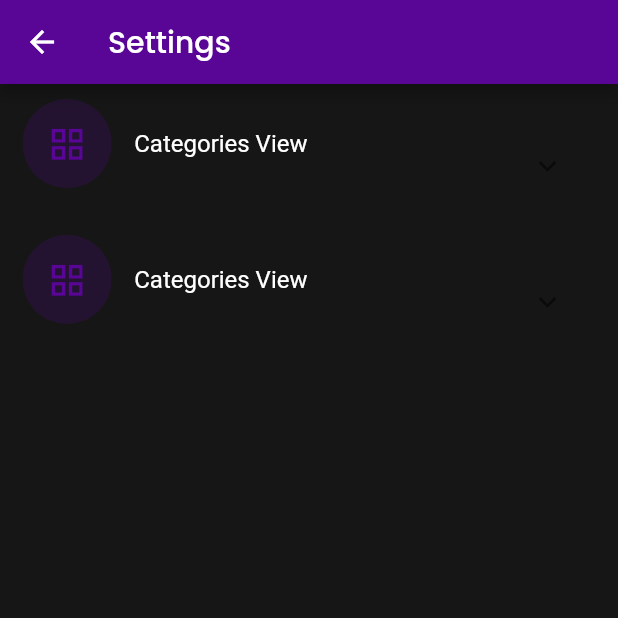
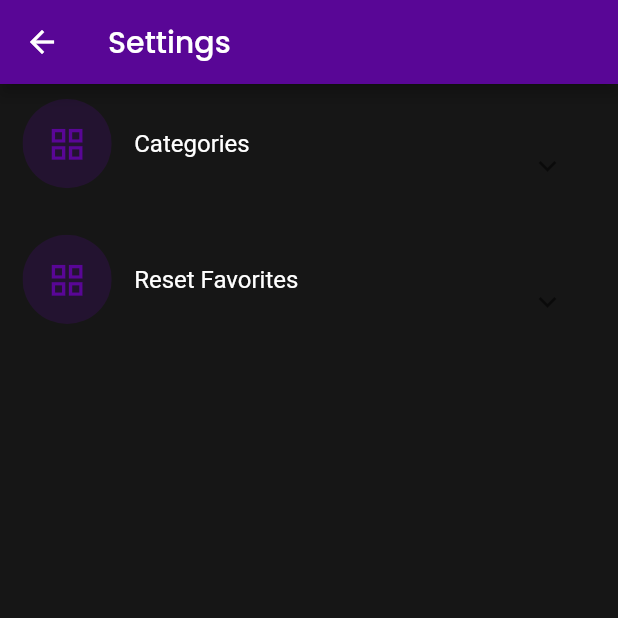
Before and after one commit to anasfik/public-apis-mobile-client, a Flutter app: the screen it shows after launch, after a tap on the "settings" icon, on a phone screen of 412 x 824 dp, the top half of it. Run offline on Flutter 3.47's test engine with Material 2 defaults, Android fonts, the light colour scheme and no system bars; our stand-ins replace auto_size_text, get, google_fonts, hive, hive_flutter; accounts and stored records are empty; network calls fail.

Commit message:
[ Add,  Refactor, Edit, ] added the reset bookmarks settings option, refactor some code, set condition for  the expantion tile  to expand

```diff
--- a/lib/app/modules/home/bindings/settings_binding.dart
+++ b/lib/app/modules/home/bindings/settings_binding.dart
@@ -2,6 +2,7 @@ import 'package:get/get.dart';
 
 import '../controllers/settings_controllers/settings_controller.dart';
 import '../controllers/settings_controllers/sub_settings/category_box__setting_controller.dart';
+import '../controllers/settings_controllers/sub_settings/reset_favorites_setting.dart';
 
 class SettingsBinding implements Bindings {
   @override
@@ -10,5 +11,8 @@ class SettingsBinding implements Bindings {
       SettingsController(),
     );
     Get.lazyPut<ToggleCategoriesController>(() => ToggleCategoriesController());
+    Get.lazyPut<ResetFavoritesController>(() => ResetFavoritesController(
+          context: Get.overlayContext,
+        ));
   }
 }
--- a/lib/app/modules/home/controllers/settings_controllers/settings_controller.dart
+++ b/lib/app/modules/home/controllers/settings_controllers/settings_controller.dart
@@ -1,23 +1,29 @@
 import 'package:flutter/material.dart';
 import 'package:get/get.dart';
 import 'package:public_apis_desktop_client/app/data/models/setting_option_model.dart';
+import 'package:public_apis_desktop_client/app/modules/home/views/widgets/nil.dart';
 
+import '../../../../utils/text_helper_methods.dart';
 import '../../views/settings_view/widgets/settings_widgets/toggle_categories_view.dart';
+import 'sub_settings/reset_favorites_setting.dart';
 
 class SettingsController extends GetxController {
   SettingsController() {
     settings = [
       SettingOptionModel(
-        title: "categories view",
+        title: TextHelperMethods.firstLettersToCapital("categories"),
         icon: Icons.grid_view,
         optionFunction: () {},
         settingsWidget: ToggleCategoriesView(),
       ),
       SettingOptionModel(
-        title: "categories view",
+        title: TextHelperMethods.firstLettersToCapital("reset favorites"),
         icon: Icons.grid_view,
-        optionFunction: () {},
-        settingsWidget: ToggleCategoriesView(),
+        optionFunction: () {
+          Get.find<ResetFavoritesController>()
+              .openConfirmDialogToDeleteFavorites();
+        },
+        settingsWidget: SizedBox(),
       )
     ];
   }
--- /dev/null
+++ b/lib/app/modules/home/controllers/settings_controllers/sub_settings/reset_favorites_setting.dart
@@ -0,0 +1,46 @@
+import 'package:flutter/material.dart';
+import 'package:get/get.dart';
+import 'package:hive/hive.dart';
+import 'package:public_apis_desktop_client/app/utils/text_helper_methods.dart';
+
+class ResetFavoritesController extends GetxController {
+  ResetFavoritesController({this.context });
+
+  BuildContext? context;
+
+  void openConfirmDialogToDeleteFavorites() {
+    showDialog(
+      context: context!,
+      builder: (context) => AlertDialog(
+        title: const Text('Reset Favorites'),
+        content: const Text('Are you sure you want to reset your bookmarks?'),
+        actions: [
+          TextButton(
+            onPressed: () {
+              Get.back();
+            },
+            child: Text(
+              TextHelperMethods.firstLettersToCapital("cancel"),
+            ),
+          ),
+          TextButton(
+            onPressed: () {
+              clearTheFavoritesBox();
+            },
+            child: Text(TextHelperMethods.firstLettersToCapital("reset")),
+          ),
+        ],
+      ),
+    );
+  }
+
+  void clearTheFavoritesBox() {
+    Box favoritesBox = Hive.box("favorites");
+    try {
+      favoritesBox.clear();
+      Get.back();
+    } catch (e) {
+      print("something went wrong");
+    }
+  }
+}
--- a/lib/app/modules/home/views/settings_view/settings_view.dart
+++ b/lib/app/modules/home/views/settings_view/settings_view.dart
@@ -27,6 +27,14 @@ class SettingsView extends GetView<SettingsController> {
                 dividerColor: Colors.transparent,
                 elevation: 0,
                 expansionCallback: (int index, bool isExpanded) {
+                  controller.settings[index].optionFunction();
+
+                  if (controller.settings[index].title
+                      .toLowerCase()
+                      .contains("reset")) {
+                    return;
+                  }
+
                   controller.toggleExpansionTile(
                     index: index,
                     isExpanded: isExpanded,
```
